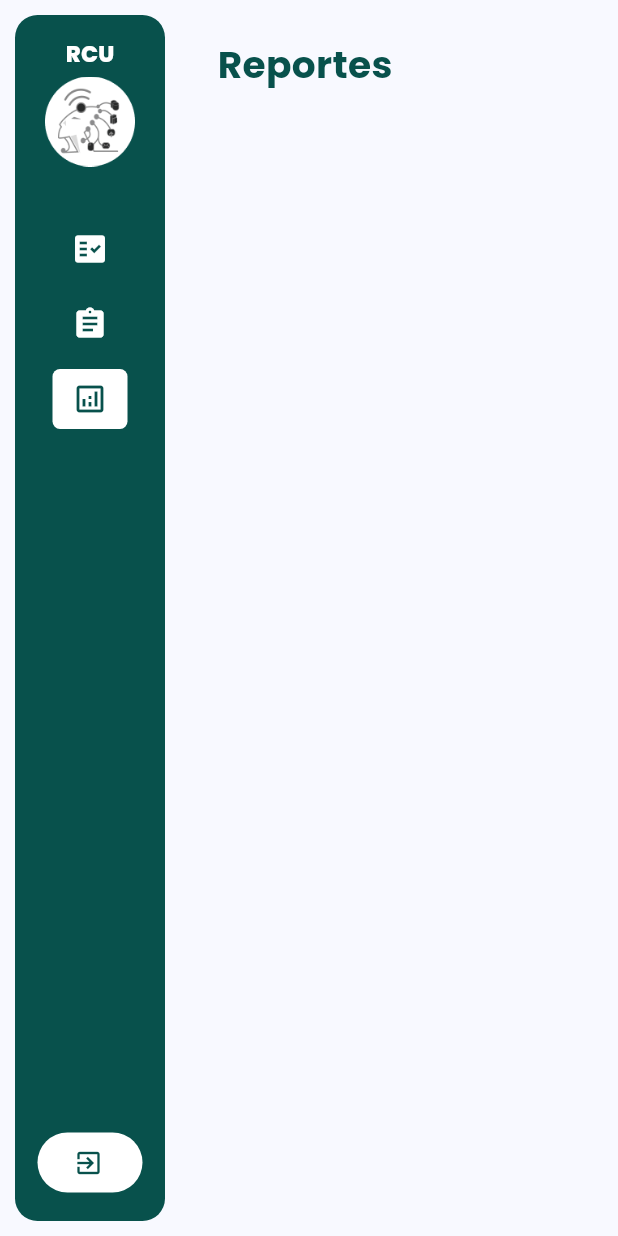
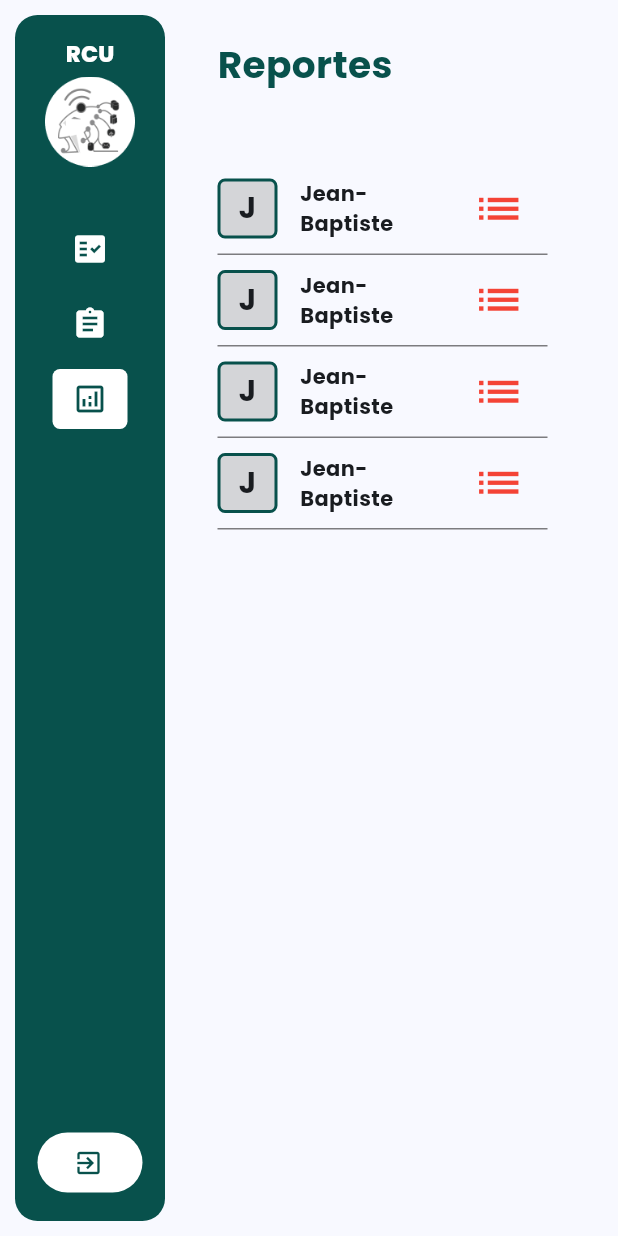
Before and after one commit to Jeremylazm/AttendanceRCU, a Flutter app: the DashboardUserScreen screen opened by its route, after a tap on the "assignment" icon, after a tap on the "analytics" icon, on a phone screen of 412 x 824 dp. Run offline on Flutter 3.47's test engine with Material 2 defaults, Android fonts, the phone set to English and light mode, and no system bars; our stand-ins replace flutter_svg, google_fonts.

Commit message:
Vista de lista de reportes

```diff
--- a/rcu-attendance/rcu_attendance/lib/screens/user/attendances_screen.dart
+++ b/rcu-attendance/rcu_attendance/lib/screens/user/attendances_screen.dart
@@ -1,10 +1,6 @@
 
 import 'package:flutter/material.dart';
-import 'package:rcu_assistant/configs/app_colors.dart';
-import 'package:rcu_assistant/configs/app_styles.dart';
-import 'package:rcu_assistant/widgets/custom_title.dart';
 import 'package:rcu_assistant/widgets/user_table/assistance_button.dart';
-import 'package:rcu_assistant/widgets/user_table/item_table.dart';
 import 'package:rcu_assistant/widgets/widgets.dart';
 
 class AttendancesScreen extends StatelessWidget {
@@ -26,7 +22,7 @@ const AttendancesScreen({ Key? key }) : super(key: key);
               is_large_screen ? CustomTitle(text: "29/03/2023", fontSize: 18) : Container(),
             ],
           ),
-          UsersTable(
+          const UsersTable(
             items: [
               ItemTable(name: "Clara del valle", button: AssistanceButton()),
               ItemTable(name: "Clara del valle", button: AssistanceButton()),
--- a/rcu-attendance/rcu_attendance/lib/screens/user/reports_screen.dart
+++ b/rcu-attendance/rcu_attendance/lib/screens/user/reports_screen.dart
@@ -21,6 +21,14 @@ const ReportsScreen({ Key? key }) : super(key: key);
               is_large_screen ? CustomTitle(text: "29/03/2023", fontSize: 18) : Container(),
             ],
           ),
+          UsersTable(
+            items: [
+              ItemTable(name: "Jean-Baptiste", button: ReportsButton(),),
+              ItemTable(name: "Jean-Baptiste", button: ReportsButton(),),
+              ItemTable(name: "Jean-Baptiste", button: ReportsButton(),),
+              ItemTable(name: "Jean-Baptiste", button: ReportsButton(),),
+            ],
+          ),
         ],
       ),
     );
--- /dev/null
+++ b/rcu-attendance/rcu_attendance/lib/widgets/user_table/reports_button.dart
@@ -0,0 +1,20 @@
+
+import 'package:flutter/material.dart';
+
+class ReportsButton extends StatelessWidget {
+const ReportsButton({ Key? key }) : super(key: key);
+
+  @override
+  Widget build(BuildContext context){
+    return InkWell(
+      onTap: (){},
+      hoverColor: Colors.grey.withOpacity(0.1),
+      splashColor: Colors.green,
+      child: Icon(
+        Icons.list,
+        size: 35,
+        color: Colors.red,
+      ),
+    );
+  }
+}
--- a/rcu-attendance/rcu_attendance/lib/widgets/widgets.dart
+++ b/rcu-attendance/rcu_attendance/lib/widgets/widgets.dart
@@ -1,5 +1,9 @@
+
+
 
 export 'package:rcu_assistant/widgets/Sidebar.dart';
 export 'package:rcu_assistant/widgets/item_button_sidebar.dart';
 export 'package:rcu_assistant/widgets/custom_title.dart';
 export 'package:rcu_assistant/widgets/user_table/users_table.dart';
+export 'package:rcu_assistant/widgets/user_table/item_table.dart';
+export 'package:rcu_assistant/widgets/user_table/reports_button.dart';
```
